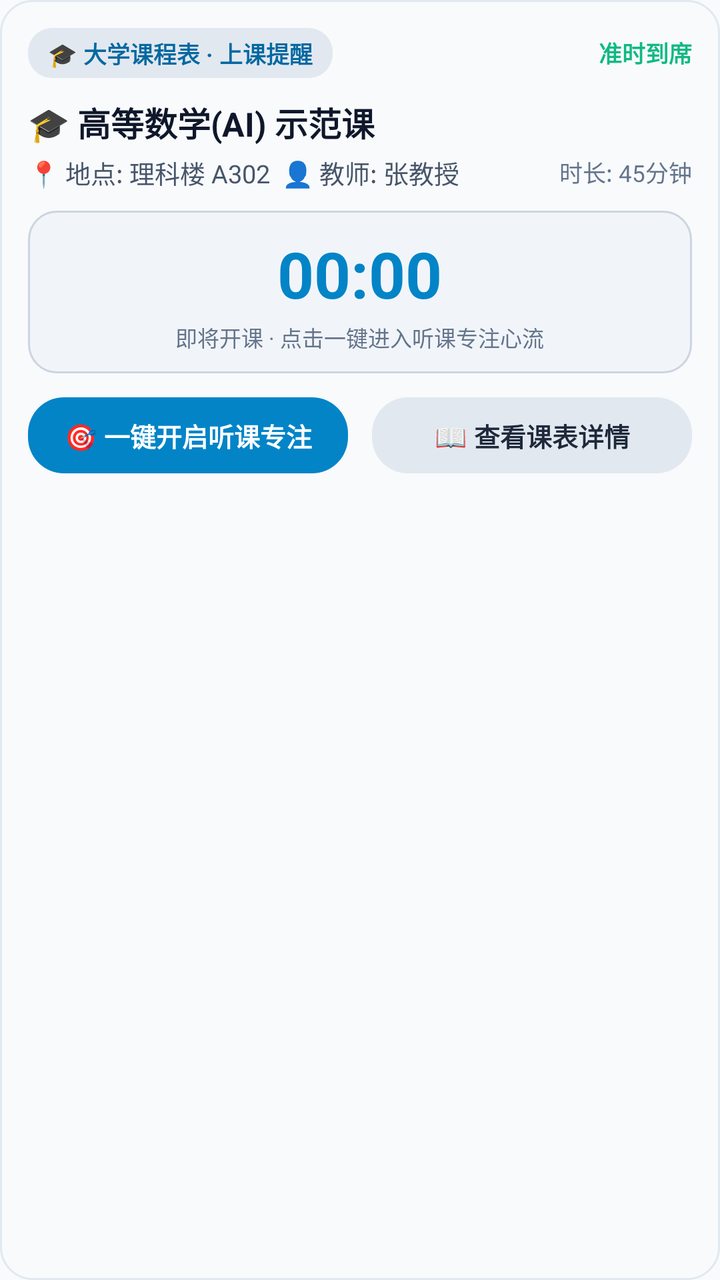
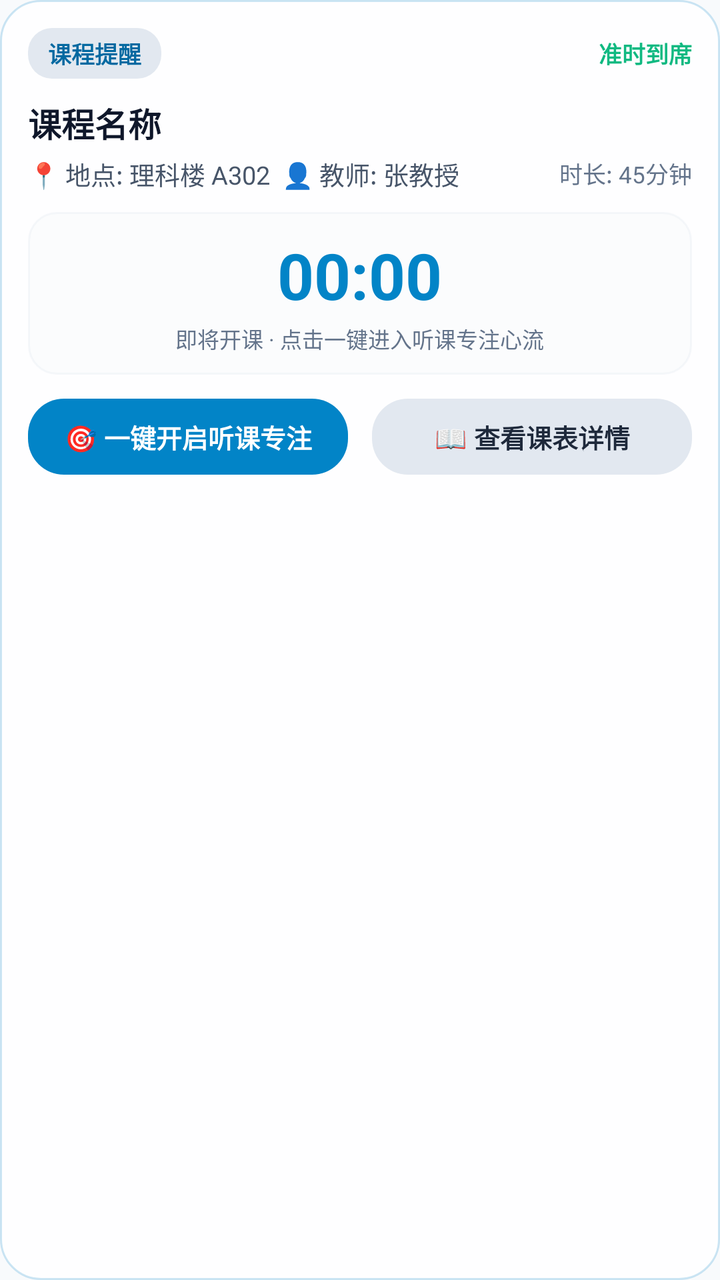

Compare the two renders of this Android layout. The source of the first and the diff that turns it into the second are given below.
<!-- AndroidManifest.xml: application theme Theme.RMF -->
<!-- res/layout/notification_fluid_cloud_course_expanded.xml -->
<?xml version="1.0" encoding="utf-8"?>
<LinearLayout xmlns:android="http://schemas.android.com/apk/res/android"
    android:id="@+id/fluid_course_expanded_root"
    android:layout_width="match_parent"
    android:layout_height="wrap_content"
    android:orientation="vertical"
    android:background="@drawable/bg_fluid_card"
    android:padding="14dp">

    
    <LinearLayout
        android:layout_width="match_parent"
        android:layout_height="wrap_content"
        android:orientation="horizontal"
        android:gravity="center_vertical">

        <TextView
            android:id="@+id/fluid_course_expanded_header"
            android:layout_width="wrap_content"
            android:layout_height="wrap_content"
            android:paddingStart="10dp"
            android:paddingEnd="10dp"
            android:paddingTop="4dp"
            android:paddingBottom="4dp"
            android:text="🎓 大学课程表 · 上课提醒"
            android:textColor="@color/fluid_notif_tag_text"
            android:textSize="11.5sp"
            android:textStyle="bold"
            android:background="@drawable/bg_fluid_tag" />

        <TextView
            android:layout_width="0dp"
            android:layout_height="wrap_content"
            android:layout_weight="1" />

        <TextView
            android:layout_width="wrap_content"
            android:layout_height="wrap_content"
            android:text="准时到席"
            android:textColor="#10B981"
            android:textSize="11.5sp"
            android:textStyle="bold" />
    </LinearLayout>

    
    <TextView
        android:id="@+id/fluid_course_expanded_title"
        android:layout_width="match_parent"
        android:layout_height="wrap_content"
        android:layout_marginTop="10dp"
        android:text="🎓 高等数学(AI) 示范课"
        android:textColor="@color/fluid_notif_title"
        android:textSize="16.5sp"
        android:textStyle="bold"
        android:maxLines="2"
        android:ellipsize="end" />

    
    <LinearLayout
        android:layout_width="match_parent"
        android:layout_height="wrap_content"
        android:layout_marginTop="4dp"
        android:orientation="horizontal"
        android:gravity="center_vertical">

        <TextView
            android:id="@+id/fluid_course_expanded_detail"
            android:layout_width="0dp"
            android:layout_height="wrap_content"
            android:layout_weight="1"
            android:text="📍 地点: 理科楼 A302  👤 教师: 张教授"
            android:textColor="@color/fluid_notif_sub"
            android:textSize="12.5sp"
            android:maxLines="1"
            android:ellipsize="end" />

        <TextView
            android:id="@+id/fluid_course_expanded_time_range"
            android:layout_width="wrap_content"
            android:layout_height="wrap_content"
            android:layout_marginStart="8dp"
            android:text="时长: 45分钟"
            android:textColor="@color/fluid_notif_muted"
            android:textSize="11.5sp" />
    </LinearLayout>

    
    <LinearLayout
        android:layout_width="match_parent"
        android:layout_height="wrap_content"
        android:layout_marginTop="10dp"
        android:orientation="vertical"
        android:gravity="center"
        android:paddingTop="10dp"
        android:paddingBottom="10dp"
        android:background="@drawable/bg_fluid_timer_pill">

        <Chronometer
            android:id="@+id/fluid_course_expanded_chronometer"
            android:layout_width="wrap_content"
            android:layout_height="wrap_content"
            android:gravity="center"
            android:textColor="@color/fluid_notif_chronometer"
            android:textSize="32sp"
            android:textStyle="bold" />

        <TextView
            android:layout_width="wrap_content"
            android:layout_height="wrap_content"
            android:layout_marginTop="2dp"
            android:gravity="center"
            android:text="即将开课 · 点击一键进入听课专注心流"
            android:textColor="@color/fluid_notif_muted"
            android:textSize="11sp" />
    </LinearLayout>

    
    <LinearLayout
        android:layout_width="match_parent"
        android:layout_height="wrap_content"
        android:layout_marginTop="12dp"
        android:orientation="horizontal"
        android:gravity="center">

        <TextView
            android:id="@+id/fluid_course_btn_focus"
            android:layout_width="0dp"
            android:layout_height="38dp"
            android:layout_weight="1"
            android:layout_marginEnd="6dp"
            android:gravity="center"
            android:text="🎯 一键开启听课专注"
            android:textColor="@color/fluid_notif_btn_primary_text"
            android:textSize="13sp"
            android:textStyle="bold"
            android:background="@drawable/bg_fluid_btn_primary" />

        <TextView
            android:id="@+id/fluid_course_btn_view"
            android:layout_width="0dp"
            android:layout_height="38dp"
            android:layout_weight="1"
            android:layout_marginStart="6dp"
            android:gravity="center"
            android:text="📖 查看课表详情"
            android:textColor="@color/fluid_notif_btn_secondary_text"
            android:textSize="13sp"
            android:textStyle="bold"
            android:background="@drawable/bg_fluid_btn_secondary" />
    </LinearLayout>

</LinearLayout>
<!-- resources referenced by this layout -->
<resources>
  <color name="fluid_notif_btn_primary_text">#FFFFFF</color>
  <color name="fluid_notif_btn_secondary_text">#1E293B</color>
  <color name="fluid_notif_chronometer">#0284C7</color>
  <color name="fluid_notif_muted">#64748B</color>
  <color name="fluid_notif_sub">#475569</color>
  <color name="fluid_notif_tag_text">#0369A1</color>
  <color name="fluid_notif_title">#0F172A</color>
  <!-- drawable bg_fluid_btn_primary (drawable) -->
  <?xml version="1.0" encoding="utf-8"?>
  <shape xmlns:android="http://schemas.android.com/apk/res/android"
      android:shape="rectangle">
      <corners android:radius="18dp" />
      <solid android:color="@color/fluid_notif_btn_primary_bg" />
  </shape>
  <!-- drawable bg_fluid_btn_secondary (drawable) -->
  <?xml version="1.0" encoding="utf-8"?>
  <shape xmlns:android="http://schemas.android.com/apk/res/android"
      android:shape="rectangle">
      <corners android:radius="18dp" />
      <solid android:color="@color/fluid_notif_btn_secondary_bg" />
  </shape>
  <!-- drawable bg_fluid_card (drawable) -->
  <?xml version="1.0" encoding="utf-8"?>
  <shape xmlns:android="http://schemas.android.com/apk/res/android"
      android:shape="rectangle">
      <corners android:radius="16dp" />
      <solid android:color="@color/fluid_notif_card_bg" />
      <stroke android:width="1dp" android:color="@color/fluid_notif_card_border" />
  </shape>
  <!-- drawable bg_fluid_tag (drawable) -->
  <?xml version="1.0" encoding="utf-8"?>
  <shape xmlns:android="http://schemas.android.com/apk/res/android"
      android:shape="rectangle">
      <corners android:radius="12dp" />
      <solid android:color="@color/fluid_notif_tag_bg" />
  </shape>
  <!-- drawable bg_fluid_timer_pill (drawable) -->
  <?xml version="1.0" encoding="utf-8"?>
  <shape xmlns:android="http://schemas.android.com/apk/res/android"
      android:shape="rectangle">
      <corners android:radius="14dp" />
      <solid android:color="@color/fluid_notif_timer_pill_bg" />
      <stroke android:width="1dp" android:color="@color/fluid_notif_timer_pill_border" />
  </shape>
  <style name="Theme.RMF" parent="android:Theme.Material.NoActionBar">
          <item name="android:statusBarColor">#F8FAFC</item>
          <item name="android:navigationBarColor">#FFFFFF</item>
          <item name="android:windowBackground">#F8FAFC</item>
          <item name="android:windowLightStatusBar">true</item>
      </style>
  <color name="fluid_notif_btn_primary_bg">#0284C7</color>
  <color name="fluid_notif_btn_secondary_bg">#E2E8F0</color>
  <color name="fluid_notif_card_bg">#F8FAFC</color>
  <color name="fluid_notif_card_border">#E2E8F0</color>
  <color name="fluid_notif_tag_bg">#E2E8F0</color>
  <color name="fluid_notif_timer_pill_bg">#F1F5F9</color>
  <color name="fluid_notif_timer_pill_border">#CBD5E1</color>
</resources>

<!-- the commit's change to res/layout/notification_fluid_cloud_course_expanded.xml (unified diff, before → after) -->
@@ -22,7 +22,7 @@
             android:paddingEnd="10dp"
             android:paddingTop="4dp"
             android:paddingBottom="4dp"
-            android:text="🎓 大学课程表 · 上课提醒"
+            android:text="课程提醒"
             android:textColor="@color/fluid_notif_tag_text"
             android:textSize="11.5sp"
             android:textStyle="bold"
@@ -48,7 +48,7 @@
         android:layout_width="match_parent"
         android:layout_height="wrap_content"
         android:layout_marginTop="10dp"
-        android:text="🎓 高等数学(AI) 示范课"
+        android:text="课程名称"
         android:textColor="@color/fluid_notif_title"
         android:textSize="16.5sp"
         android:textStyle="bold"
<!-- resource entries referenced after the edit -->
@@ -25,7 +25,7 @@
   <?xml version="1.0" encoding="utf-8"?>
   <shape xmlns:android="http://schemas.android.com/apk/res/android"
       android:shape="rectangle">
-      <corners android:radius="16dp" />
+      <corners android:radius="20dp" />
       <solid android:color="@color/fluid_notif_card_bg" />
       <stroke android:width="1dp" android:color="@color/fluid_notif_card_border" />
   </shape>
@@ -52,10 +52,10 @@
       </style>
   <color name="fluid_notif_btn_primary_bg">#0284C7</color>
   <color name="fluid_notif_btn_secondary_bg">#E2E8F0</color>
-  <color name="fluid_notif_card_bg">#F8FAFC</color>
-  <color name="fluid_notif_card_border">#E2E8F0</color>
+  <color name="fluid_notif_card_bg">#E6FFFFFF</color>
+  <color name="fluid_notif_card_border">#330284C7</color>
   <color name="fluid_notif_tag_bg">#E2E8F0</color>
-  <color name="fluid_notif_timer_pill_bg">#F1F5F9</color>
-  <color name="fluid_notif_timer_pill_border">#CBD5E1</color>
+  <color name="fluid_notif_timer_pill_bg">#4DF1F5F9</color>
+  <color name="fluid_notif_timer_pill_border">#2ECBD5E1</color>
 </resources>
 
